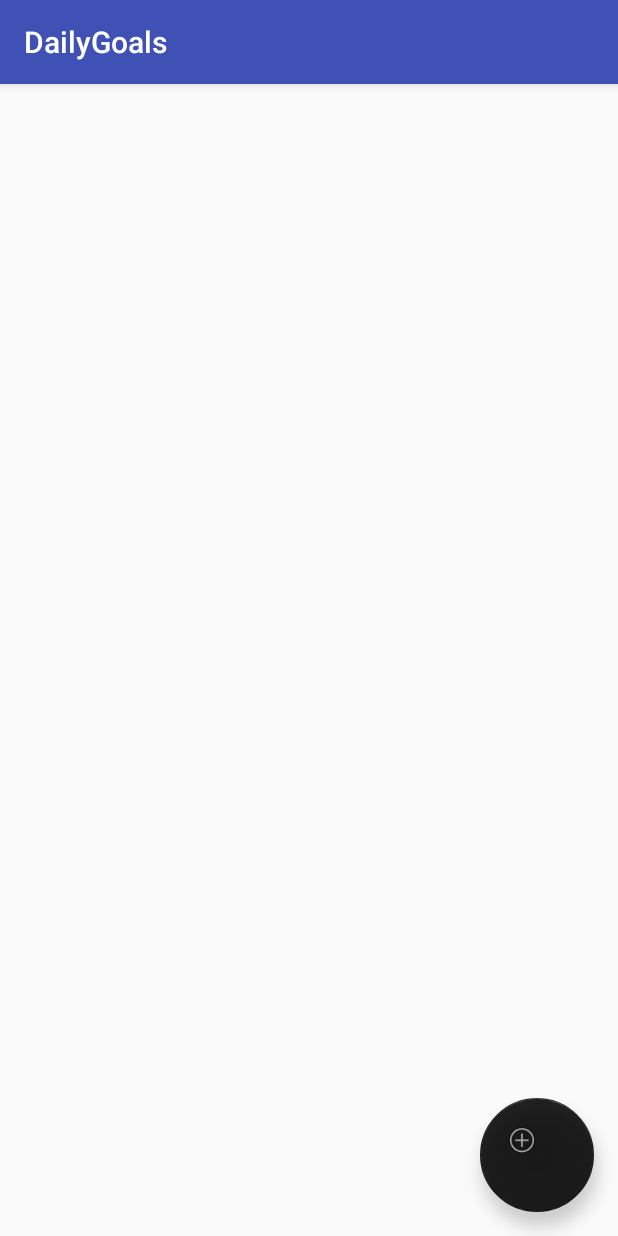
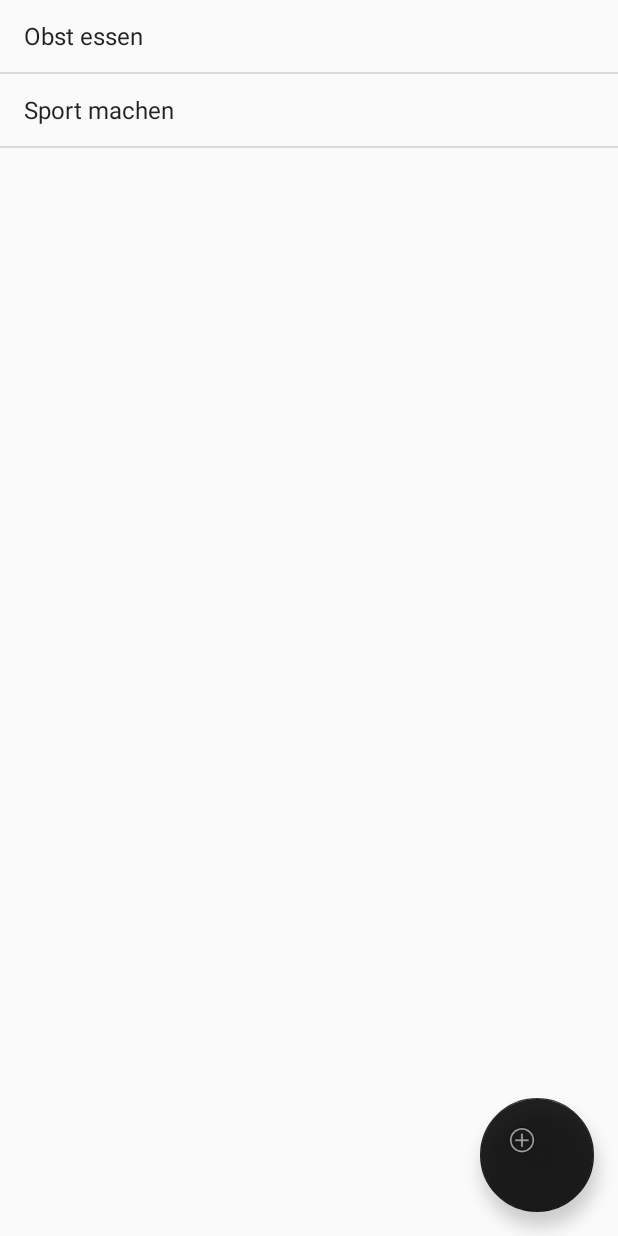
Before and after one commit to tinaheidinger/healthcare-companion, an Android app: the DailyGoals screen opened directly, with no data from a screen before it, on a phone screen of 412 x 824 dp. Run offline under Robolectric (Android 15) with nearby library versions, the phone set to English and light mode, and no system bars.

Commit message:
list view and clickable goals added

```diff
--- a/basestation/app/src/main/java/com/example/maria/basestationapp/DailyGoals.java
+++ b/basestation/app/src/main/java/com/example/maria/basestationapp/DailyGoals.java
@@ -1,13 +1,21 @@
 package com.example.maria.basestationapp;
 
+import android.content.Context;
 import android.os.Bundle;
 import android.support.design.widget.FloatingActionButton;
 import android.support.design.widget.Snackbar;
 import android.support.v7.app.AppCompatActivity;
 import android.support.v7.widget.Toolbar;
 import android.view.View;
+import android.widget.AdapterView;
+import android.widget.ArrayAdapter;
+import android.widget.ListView;
 
 import com.example.maria.basestationapp.R;
+
+import java.util.ArrayList;
+import java.util.HashMap;
+import java.util.List;
 /*
 * Entwurf wie Tagesziele dargestellt werden
 * durch Button Plus koennen neue hinzugefuegt werden
@@ -19,17 +27,54 @@ public class DailyGoals extends AppCompatActivity {
     protected void onCreate(Bundle savedInstanceState) {
         super.onCreate(savedInstanceState);
         setContentView(R.layout.activity_daily_goals);
-        Toolbar toolbar = (Toolbar) findViewById(R.id.toolbar);
-        setSupportActionBar(toolbar);
 
-        FloatingActionButton add = (FloatingActionButton) findViewById(R.id.addGoal);
-        add.setOnClickListener(new View.OnClickListener() {
+
+        final ListView listview = (ListView) findViewById(R.id.goalslistView);
+        String[] values = new String[] { "Obst essen", "Sport machen" };
+
+        final ArrayList<String> list = new ArrayList<String>();
+        for (int i = 0; i < values.length; ++i) {
+            list.add(values[i]);
+        }
+        final StableArrayAdapter adapter = new StableArrayAdapter(this,
+                android.R.layout.simple_list_item_1, list);
+        listview.setAdapter(adapter);
+
+        listview.setOnItemClickListener(new AdapterView.OnItemClickListener() {
+
             @Override
-            public void onClick(View view) {
-                Snackbar.make(view, "Replace with your own action", Snackbar.LENGTH_LONG)
-                        .setAction("Action", null).show();
+            public void onItemClick(AdapterView<?> parent, final View view,
+                                    int position, long id) {
+                final String item = (String) parent.getItemAtPosition(position);
+
             }
+
         });
     }
 
+    private class StableArrayAdapter extends ArrayAdapter<String> {
+
+        HashMap<String, Integer> mIdMap = new HashMap<String, Integer>();
+
+        public StableArrayAdapter(Context context, int textViewResourceId,
+                                  List<String> objects) {
+            super(context, textViewResourceId, objects);
+            for (int i = 0; i < objects.size(); ++i) {
+                mIdMap.put(objects.get(i), i);
+            }
+        }
+
+        @Override
+        public long getItemId(int position) {
+            String item = getItem(position);
+            return mIdMap.get(item);
+        }
+
+        @Override
+        public boolean hasStableIds() {
+            return true;
+        }
+
+    }
+
 }
--- a/basestation/app/src/main/java/com/example/maria/basestationapp/MainActivity.java
+++ b/basestation/app/src/main/java/com/example/maria/basestationapp/MainActivity.java
@@ -26,8 +26,8 @@ public class MainActivity extends AppCompatActivity {
         requestWindowFeature(Window.FEATURE_NO_TITLE);
         getWindow().setFlags(WindowManager.LayoutParams.FLAG_FULLSCREEN,
                 WindowManager.LayoutParams.FLAG_FULLSCREEN);
+        setContentView(R.layout.activity_main);
 
-        setContentView(R.layout.activity_main);
 
         ImageButton goal = (ImageButton) findViewById(R.id.goalButton);
         goal.setOnClickListener(new View.OnClickListener() {
--- a/basestation/app/src/main/res/layout/activity_daily_goals.xml
+++ b/basestation/app/src/main/res/layout/activity_daily_goals.xml
@@ -16,11 +16,10 @@
             android:layout_width="match_parent"
             android:layout_height="match_parent">
 
-            <TextView
-                android:text="@string/activity_daily_goals1"
+            <ListView
                 android:layout_width="match_parent"
-                android:layout_height="wrap_content"
-                android:id="@+id/daily_goal1_text" />
+                android:layout_height="match_parent"
+                android:id="@+id/goalslistView" />
         </LinearLayout>
     </RelativeLayout>
 
@@ -28,13 +27,6 @@
         android:layout_width="match_parent"
         android:layout_height="wrap_content"
         android:theme="@style/AppTheme.AppBarOverlay">
-
-        <android.support.v7.widget.Toolbar
-            android:id="@+id/toolbar"
-            android:layout_width="match_parent"
-            android:layout_height="?attr/actionBarSize"
-            android:background="?attr/colorPrimary"
-            app:popupTheme="@style/AppTheme.PopupOverlay" />
 
     </android.support.design.widget.AppBarLayout>
 
```
Also changed, not shown: basestation/app/src/main/res/layout/activity_main.xml (+11 -5 lines), basestation/app/src/main/res/drawable/staricon.png (added).
